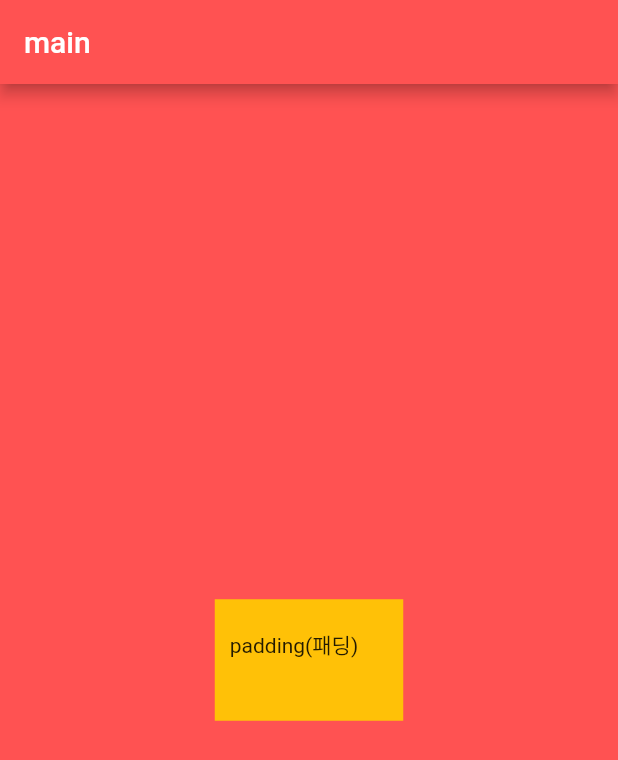
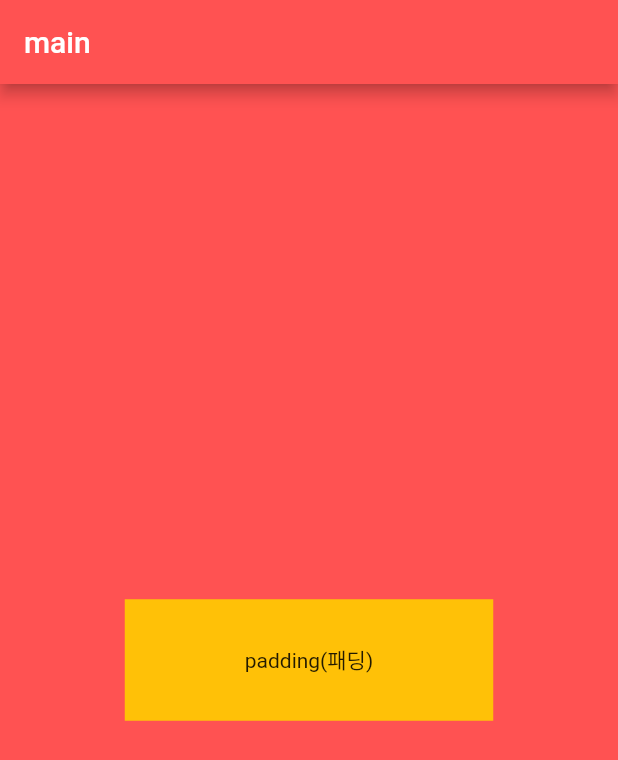
Before and after one commit to selpeapi/flutter_app3, a Flutter app: the screen it shows after launch, on a phone screen of 412 x 824 dp. Shown: the top 760 px of the screen. Run offline on Flutter 3.47's test engine with Material 2 defaults, Android fonts, the phone set to English and light mode, and no system bars.

Commit message:
padding [EdgeInsets.symmetric] ~20.11.15

```diff
--- a/lib/main.dart
+++ b/lib/main.dart
@@ -26,7 +26,7 @@ class _MainPageState extends State<MainPage> {
       alignment: Alignment.center,
       child: Container(
         color: Colors.amber,
-        padding: EdgeInsets.only(left: 10, top: 20, right: 30, bottom: 40),
+        padding: EdgeInsets.symmetric(vertical: 30, horizontal: 80),
         child: Text("padding(패딩)"),
       ),
     );
```
